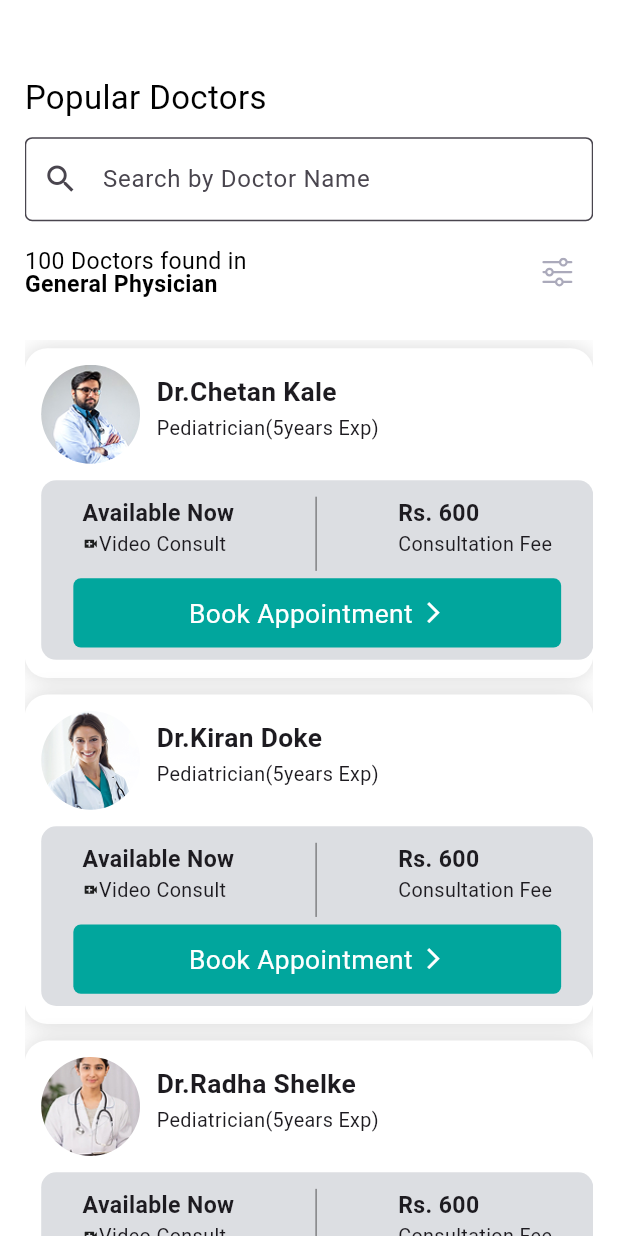
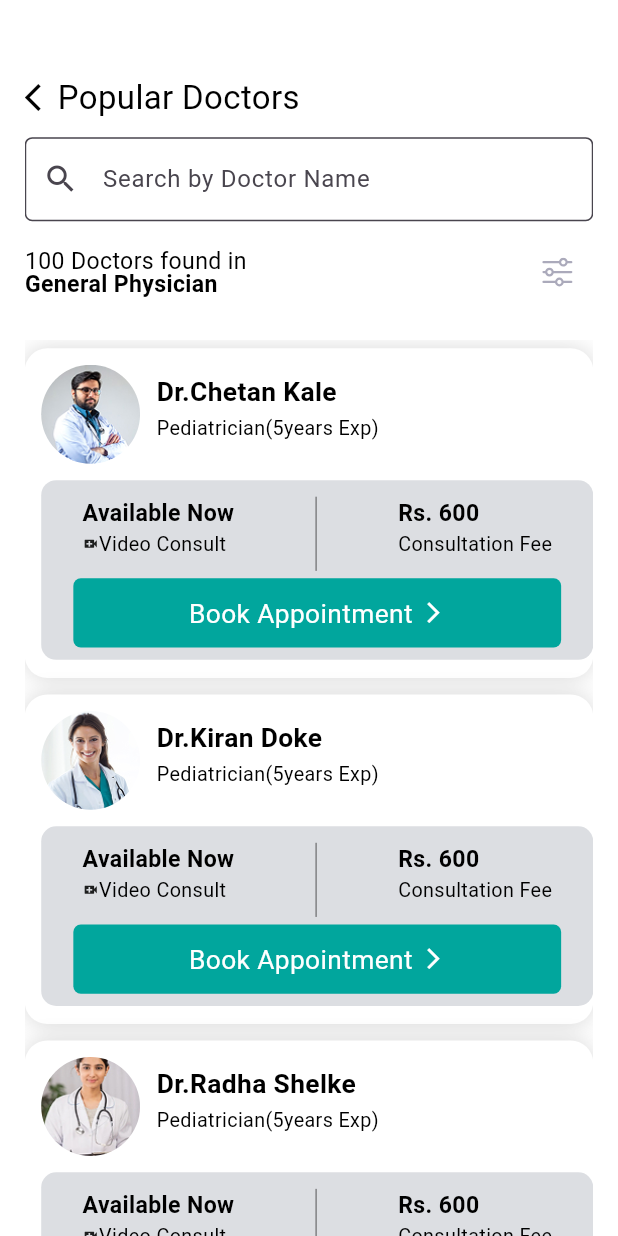
Before and after one commit to chetan300101/hospitalizaton_app, a Flutter app: the screen it shows after launch, after a tap on "See all", on a phone screen of 412 x 824 dp. Run offline on Flutter 3.47's test engine with Material 3 defaults, Android fonts, the phone set to English and light mode, and no system bars; our stand-ins replace flutter_svg, get; network calls fail.

Commit message:
08-02-25 text color issue fixed

```diff
--- a/lib/bottom_nav_pages/home_page.dart
+++ b/lib/bottom_nav_pages/home_page.dart
@@ -154,6 +154,7 @@ class _HomePageState extends State<HomePage> {
                               child: Text(
                             "Select Doctor",
                             style: TextStyle(
+                              color: Colors.black,
                                 fontSize: 12 * SizeConfig.blockSizeVertical),
                           )),
                         )
@@ -264,6 +265,7 @@ class _HomePageState extends State<HomePage> {
                                             Text(
                                               "Thank You For Donating!",
                                               style: TextStyle(
+                                                  color: Colors.black,
                                                   fontSize: 10 *
                                                       SizeConfig
                                                           .blockSizeVertical,
@@ -272,6 +274,7 @@ class _HomePageState extends State<HomePage> {
                                             Text(
                                               "Blood Donation",
                                               style: TextStyle(
+                                                  color: Colors.black,
                                                   fontSize: 16 *
                                                       SizeConfig
                                                           .blockSizeVertical,
@@ -280,6 +283,7 @@ class _HomePageState extends State<HomePage> {
                                             Text(
                                               "Each person who donates blood can save up to 3 lives. 💉🙏",
                                               style: TextStyle(
+                                                  color: Colors.black,
                                                   fontSize: 10 *
                                                       SizeConfig
                                                           .blockSizeVertical,
@@ -398,8 +402,7 @@ class _HomePageState extends State<HomePage> {
                                     Text(
                                       docTitle[index],
                                       style: TextStyle(
-                                          fontSize:
-                                              16 * SizeConfig.blockSizeVertical,
+                                          fontSize: 16 * SizeConfig.blockSizeVertical,
                                           fontWeight: FontWeight.w600,
                                           color: Colors.black),
                                     ),
@@ -411,8 +414,7 @@ class _HomePageState extends State<HomePage> {
                                         Text(
                                           docHeading[index],
                                           style: TextStyle(
-                                              fontSize: 11 *
-                                                  SizeConfig.blockSizeVertical,
+                                              fontSize: 11 * SizeConfig.blockSizeVertical,
                                               fontWeight: FontWeight.w400,
                                               color: Colors.black),
                                         ),
@@ -436,6 +438,7 @@ class _HomePageState extends State<HomePage> {
                         Text(
                           'Browse By Specialization',
                           style: TextStyle(
+                              color: Colors.black,
                               fontSize: 15 * SizeConfig.blockSizeVertical,
                               fontWeight: FontWeight.w600),
                         ),
@@ -511,9 +514,9 @@ class _HomePageState extends State<HomePage> {
                               Text(
                                 "Popular Doctor",
                                 style: TextStyle(
+                                    color: Colors.black,
                                     fontWeight: FontWeight.w600,
-                                    fontSize:
-                                        16 * SizeConfig.blockSizeVertical),
+                                    fontSize: 16 * SizeConfig.blockSizeVertical),
                               ),
                               Spacer(),
                               GestureDetector(
@@ -595,6 +598,7 @@ class _HomePageState extends State<HomePage> {
                                               textAlign: TextAlign.center,
                                               maxLines: 1,
                                               style: TextStyle(
+                                                  color: Colors.black,
                                                   fontSize: 16 *
                                                       SizeConfig
                                                           .blockSizeVertical,
@@ -608,6 +612,7 @@ class _HomePageState extends State<HomePage> {
                                               textAlign: TextAlign.center,
                                               maxLines: 1,
                                               style: TextStyle(
+                                                  color: Colors.black,
                                                   fontSize: 12 *
                                                       SizeConfig
                                                           .blockSizeVertical,
@@ -621,6 +626,7 @@ class _HomePageState extends State<HomePage> {
                                               textAlign: TextAlign.center,
                                               maxLines: 1,
                                               style: TextStyle(
+                                                  color: Colors.black,
                                                   fontSize: 12 *
                                                       SizeConfig
                                                           .blockSizeVertical,
@@ -658,6 +664,7 @@ class _HomePageState extends State<HomePage> {
                                                     textAlign: TextAlign.center,
                                                     maxLines: 1,
                                                     style: TextStyle(
+                                                        color: Colors.black,
                                                         fontSize: 12 *
                                                             SizeConfig
                                                                 .blockSizeVertical,
@@ -703,6 +710,7 @@ class _HomePageState extends State<HomePage> {
                         padding: EdgeInsets.only(left: 20 * SizeConfig.blockSizeHorizontal),
                         child: Text('Learn more about the World of\nDoctors',
                           style: TextStyle(
+                              color: Colors.black,
                               fontSize: 16 * SizeConfig.blockSizeVertical,
                               fontWeight: FontWeight.bold,
                               height: 1),
@@ -729,6 +737,7 @@ class _HomePageState extends State<HomePage> {
                                     child: Text(
                                   "Medical Culture",
                                   style: TextStyle(
+                                      color: Colors.black,
                                       fontSize:
                                           10 * SizeConfig.blockSizeVertical),
                                 ))),
@@ -778,6 +787,7 @@ class _HomePageState extends State<HomePage> {
                                     child: Text(
                                   "Learn More",
                                   style: TextStyle(
+                                      color: Colors.black,
                                       fontSize:
                                           10 * SizeConfig.blockSizeVertical),
                                 ))),
--- a/lib/bottom_nav_pages/popular_doctor_page.dart
+++ b/lib/bottom_nav_pages/popular_doctor_page.dart
@@ -1,5 +1,6 @@
 import 'package:flutter/material.dart';
 import 'package:flutter_svg/svg.dart';
+import 'package:get/get.dart';
 import 'package:hospital_app/constants/SizeConfig.dart';
 
 class PopularDoctorPage extends StatefulWidget {
@@ -57,11 +58,20 @@ class _PopularDoctorPageState extends State<PopularDoctorPage> {
               SizedBox(
                 height: 45 * SizeConfig.blockSizeVertical,
               ),
-              Text(
-                'Popular Doctors',
-                style: TextStyle(
-                    fontSize: 20 * SizeConfig.blockSizeVertical,
-                    color: Colors.black),
+              Row(
+                children: [
+                  GestureDetector(
+                      onTap: (){
+                        Get.back();
+                      },
+                      child: Icon(Icons.arrow_back_ios,size: 20 * SizeConfig.blockSizeVertical,color: Colors.black,)),
+                  Text(
+                    'Popular Doctors',
+                    style: TextStyle(
+                        fontSize: 20 * SizeConfig.blockSizeVertical,
+                        color: Colors.black),
+                  ),
+                ],
               ),
               SizedBox(
                 height: 10 * SizeConfig.blockSizeVertical,
@@ -180,6 +190,7 @@ class _PopularDoctorPageState extends State<PopularDoctorPage> {
                                       textAlign: TextAlign.center,
                                       maxLines: 1,
                                       style: TextStyle(
+                                          color: Colors.black,
                                           fontSize:
                                               16 * SizeConfig.blockSizeVertical,
                                           fontWeight: FontWeight.w600),
@@ -191,6 +202,7 @@ class _PopularDoctorPageState extends State<PopularDoctorPage> {
                                       textAlign: TextAlign.center,
                                       maxLines: 1,
                                       style: TextStyle(
+                                          color: Colors.black,
                                           fontSize:
                                               12 * SizeConfig.blockSizeVertical,
                                           fontWeight: FontWeight.w400),
@@ -228,6 +240,7 @@ class _PopularDoctorPageState extends State<PopularDoctorPage> {
                                       Text(
                                         'Available Now',
                                         style: TextStyle(
+                                            color: Colors.black,
                                             fontSize: 14 *
                                                 SizeConfig.blockSizeVertical,
                                             fontWeight: FontWeight.bold),
@@ -242,6 +255,7 @@ class _PopularDoctorPageState extends State<PopularDoctorPage> {
                                           Text(
                                             'Video Consult',
                                             style: TextStyle(
+                                                color: Colors.black,
                                                 fontSize: 12 *
                                                     SizeConfig
                                                         .blockSizeVertical,
@@ -266,6 +280,7 @@ class _PopularDoctorPageState extends State<PopularDoctorPage> {
                                       Text(
                                         'Rs. 600',
                                         style: TextStyle(
+                                            color: Colors.black,
                                             fontSize: 14 *
                                                 SizeConfig.blockSizeVertical,
                                             fontWeight: FontWeight.bold),
@@ -273,6 +288,7 @@ class _PopularDoctorPageState extends State<PopularDoctorPage> {
                                       Text(
                                         'Consultation Fee',
                                         style: TextStyle(
+                                            color: Colors.black,
                                             fontSize: 12 *
                                                 SizeConfig.blockSizeVertical,
                                             fontWeight: FontWeight.normal),
```
